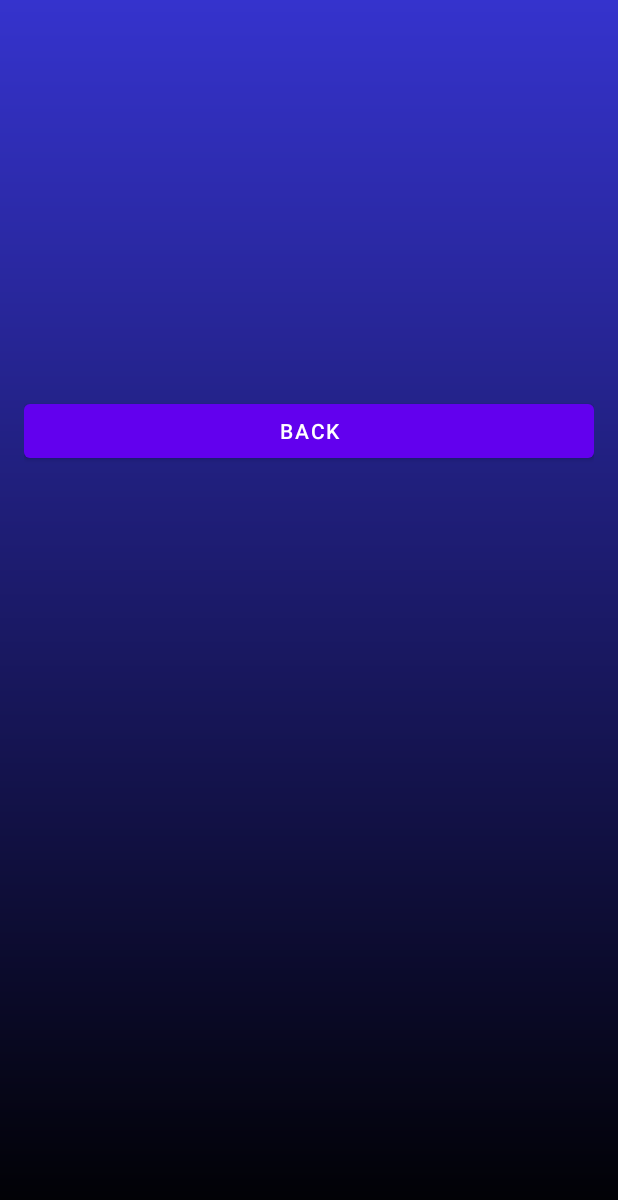
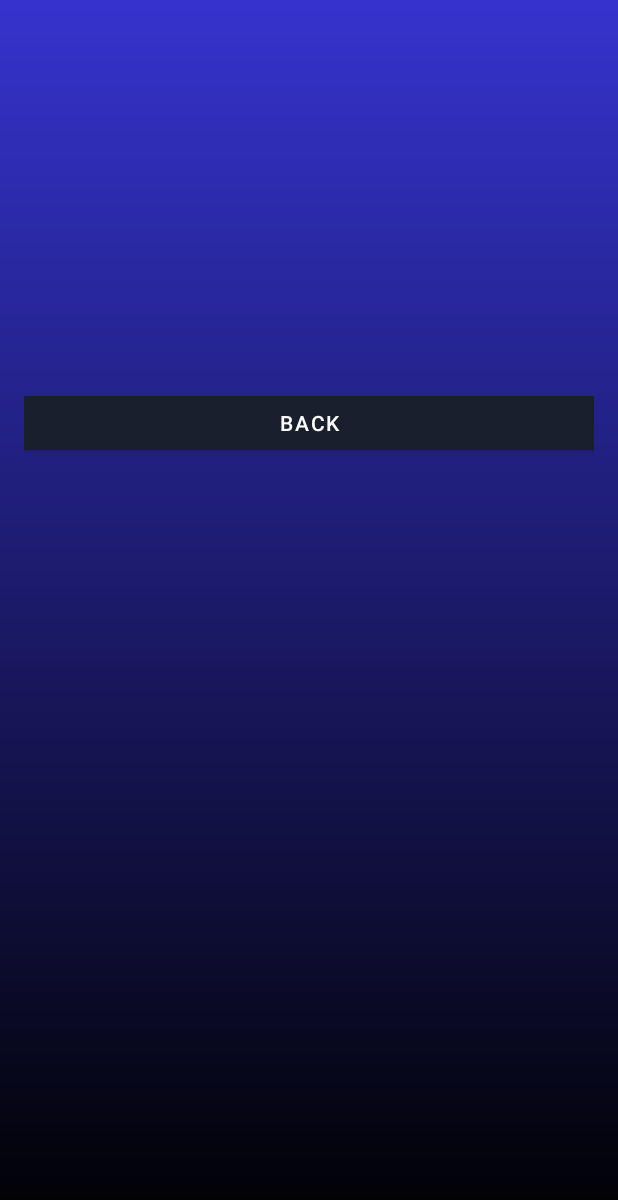
Before and after one commit to VehicleScan/VehicleScan, an Android app: the layout fragment_uds_detail.xml on its own in the app's theme, with its tools: preview values and no code run, on a phone screen of 412 x 824 dp. Shown: the top 1200 px of the screen. Run offline under Robolectric (Android 15) with nearby library versions, the phone set to English and light mode, and no system bars.

Commit message:
Update in details uds and main activity

```diff
--- a/Diagnostic_Android_App/app/build.gradle.kts
+++ b/Diagnostic_Android_App/app/build.gradle.kts
@@ -13,6 +13,8 @@ android {
         targetSdk = 35
         versionCode = 1
         versionName = "1.0"
+
+        useLibrary("android.car")
 
         testInstrumentationRunner = "androidx.test.runner.AndroidJUnitRunner"
     }
--- a/Diagnostic_Android_App/app/src/main/AndroidManifest.xml
+++ b/Diagnostic_Android_App/app/src/main/AndroidManifest.xml
@@ -3,7 +3,10 @@
     xmlns:tools="http://schemas.android.com/tools"
      package="com.example.diagnostic_android_app">
 
-<uses-permission android:name="android.permission.CHANGE_OVERLAY_PACKAGES" />
+    <uses-permission android:name="android.permission.CHANGE_OVERLAY_PACKAGES" />
+    <uses-permission android:name="android.car.permission.READ_CAR_PROPERTY"/>
+    <uses-permission android:name="android.car.permission.WRITE_CAR_PROPERTY"/>
+    <uses-permission android:name="android.car.permission.CAR_VENDOR_EXTENSION"/>
 
     <application
         android:allowBackup="true"
--- a/Diagnostic_Android_App/app/src/main/res/layout/fragment_uds_detail.xml
+++ b/Diagnostic_Android_App/app/src/main/res/layout/fragment_uds_detail.xml
@@ -1,68 +1,58 @@
 <?xml version="1.0" encoding="utf-8"?>
-<androidx.constraintlayout.widget.ConstraintLayout
-    xmlns:android="http://schemas.android.com/apk/res/android"
+<LinearLayout xmlns:android="http://schemas.android.com/apk/res/android"
     xmlns:app="http://schemas.android.com/apk/res-auto"
     xmlns:tools="http://schemas.android.com/tools"
     android:layout_width="match_parent"
     android:layout_height="match_parent"
-    android:padding="16dp"
-    android:background="@drawable/gradient_background">
+    android:background="@drawable/gradient_background"
+    android:orientation="vertical"
+    android:padding="16dp">
 
     <ImageView
         android:id="@+id/sensor_image"
         android:layout_width="270dp"
         android:layout_height="108dp"
+        android:layout_gravity="center"
         android:layout_marginTop="20dp"
-        android:layout_marginEnd="12dp"
-        app:layout_constraintEnd_toEndOf="parent"
-        app:layout_constraintStart_toStartOf="parent"
-        app:layout_constraintTop_toTopOf="parent" />
+        android:layout_marginEnd="12dp" />
 
-    <com.google.android.material.textview.MaterialTextView
+    <TextView
         android:id="@+id/name"
-        android:layout_width="0dp"
+        android:layout_width="901dp"
         android:layout_height="wrap_content"
+        android:layout_gravity="center"
+        android:layout_marginTop="16dp"
+        android:gravity="center"
         android:textAppearance="?attr/textAppearanceHeadline6"
-        android:textColor="@color/white"
+        android:textColor="@color/white" />
+
+    <TextView
+        android:id="@+id/details"
+        android:layout_width="896dp"
+        android:layout_height="wrap_content"
+        android:layout_gravity="center"
+        android:layout_marginTop="8dp"
+        android:gravity="center"
+        android:textColor="@color/white" />
+
+    <TextView
+        android:id="@+id/garage_support_status"
+        android:layout_width="899dp"
+        android:layout_height="wrap_content"
+        android:layout_gravity="center"
+        android:layout_marginTop="8dp"
+        android:gravity="center"
+        android:textColor="@color/Red" />
+
+    <Button
+        android:id="@+id/back_button"
+        android:layout_width="661dp"
+        android:layout_height="wrap_content"
+        android:layout_gravity="center"
         android:layout_marginTop="16dp"
-        app:layout_constraintTop_toBottomOf="@id/sensor_image"
-        app:layout_constraintStart_toStartOf="parent"
-        app:layout_constraintEnd_toEndOf="parent"
-        android:gravity="center"/>
+        android:gravity="center"
+        android:text="Back"
+        android:backgroundTint="@color/dark_color"
+        android:textColor="@color/white" />
 
-    <com.google.android.material.textview.MaterialTextView
-        android:id="@+id/details"
-        android:layout_width="0dp"
-        android:layout_height="wrap_content"
-        android:textAppearance="?attr/textAppearanceBody1"
-        android:textColor="@color/white"
-        android:layout_marginTop="8dp"
-        app:layout_constraintTop_toBottomOf="@id/name"
-        app:layout_constraintStart_toStartOf="parent"
-        app:layout_constraintEnd_toEndOf="parent"
-        android:gravity="center"/>
-
-    <com.google.android.material.textview.MaterialTextView
-        android:id="@+id/garage_support_status"
-        android:layout_width="0dp"
-        android:layout_height="wrap_content"
-        android:textAppearance="?attr/textAppearanceBody1"
-        android:textColor="?attr/colorError"
-        android:layout_marginTop="8dp"
-        app:layout_constraintTop_toBottomOf="@id/details"
-        app:layout_constraintStart_toStartOf="parent"
-        app:layout_constraintEnd_toEndOf="parent"
-        android:gravity="center"/>
-
-    <com.google.android.material.button.MaterialButton
-        android:id="@+id/back_button"
-        android:layout_width="0dp"
-        android:layout_height="wrap_content"
-        android:text="Back"
-        android:layout_marginTop="16dp"
-        app:layout_constraintTop_toBottomOf="@id/garage_support_status"
-        app:layout_constraintStart_toStartOf="parent"
-        app:layout_constraintEnd_toEndOf="parent"
-        style="@style/Widget.MaterialComponents.Button"/>
-
-</androidx.constraintlayout.widget.ConstraintLayout>
+</LinearLayout>
--- a/Diagnostic_Android_App/app/src/main/res/values/colors.xml
+++ b/Diagnostic_Android_App/app/src/main/res/values/colors.xml
@@ -3,6 +3,8 @@
     <color name="black">#FF000000</color>
     <color name="white">#FFFFFFFF</color>
     <color name="Orange">#F36C44</color>
+    <color name="Red">#FF0000</color>
     <color name="dark_color">#1A1F2E</color>
     <color name="blue_soft">#3533CD</color>
+
 </resources>
```
Also changed, not shown: Diagnostic_Android_App/app/src/main/java/com/example/diagnostic_android_app/MainActivity.kt (+117 -14 lines).
